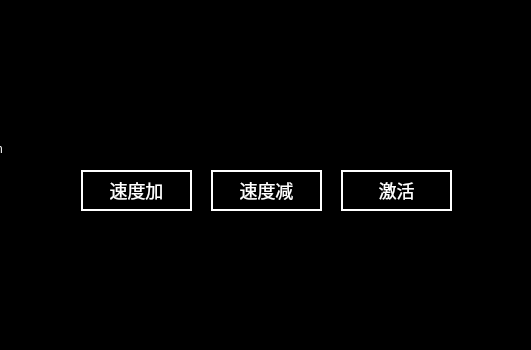
Old version of the form main_panto.ui in the repository isliulin/Plan85HMI; both pictures show x 269 to 800 and y 0 to 350 of the 800 by 500 pixel window.
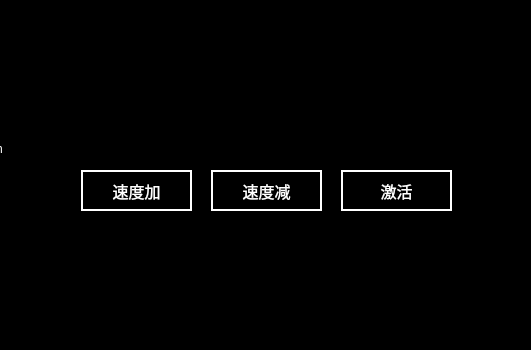
New version of the form.

Diff of the .ui file:
```diff
--- a/main_panto.ui
+++ b/main_panto.ui
@@ -105,10 +105,10 @@
     </rect>
    </property>
    <property name="styleSheet">
-    <string notr="true">border:2px solid white;
-background-color: rgb(0, 0, 0);
-font:18px;
-color: rgb(255, 255, 255);</string>
+    <string notr="true">	font:16px;
+    color: rgb(255,255,255);
+	background-color: rgb(0, 0, 0);
+border:2px solid white;</string>
    </property>
    <property name="text">
     <string>速度加</string>
@@ -124,10 +124,10 @@
     </rect>
    </property>
    <property name="styleSheet">
-    <string notr="true">border:2px solid white;
-background-color: rgb(0, 0, 0);
-font:18px;
-color: rgb(255, 255, 255);</string>
+    <string notr="true">	font:16px;
+    color: rgb(255,255,255);
+	background-color: rgb(0, 0, 0);
+border:2px solid white;</string>
    </property>
    <property name="text">
     <string>速度减</string>
@@ -143,10 +143,10 @@
     </rect>
    </property>
    <property name="styleSheet">
-    <string notr="true">border:2px solid white;
-background-color: rgb(0, 0, 0);
-font:18px;
-color: rgb(255, 255, 255);</string>
+    <string notr="true">	font:16px;
+    color: rgb(255,255,255);
+	background-color: rgb(0, 0, 0);
+border:2px solid white;</string>
    </property>
    <property name="text">
     <string>激活</string>
```
Left out of the diff: 15 changed lines with no effect on the pictures.
